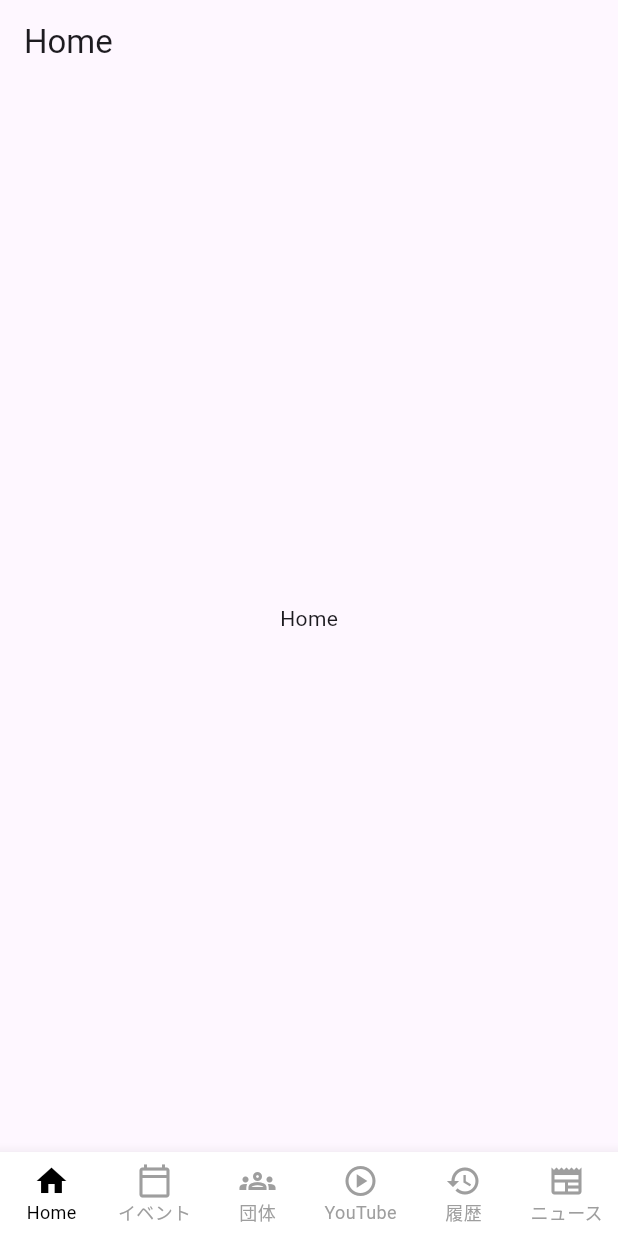
After one commit to morizo0123/wrestle-lab, a Flutter app: the screen it shows after launch, on a phone screen of 412 x 824 dp. The commit adds this screen. Run offline on Flutter 3.47's test engine with Material 3 defaults, Android fonts, the phone set to English and light mode, and no system bars; our stand-ins replace flutter_riverpod, riverpod_annotation; generated files the repository leaves out were written again.

```diff
--- a/lib/features/home/screens/home_screen.dart
+++ b/lib/features/home/screens/home_screen.dart
@@ -1,6 +1,12 @@
 import 'package:flutter/material.dart';
 import 'package:flutter_riverpod/flutter_riverpod.dart';
 import 'package:wrestle_lab/features/home/viewmodels/home_viewmodel.dart';
+import 'package:wrestle_lab/features/events/screens/events_screen.dart';
+import 'package:wrestle_lab/features/home/screens/home_tab_screen.dart';
+import 'package:wrestle_lab/features/my_history/screens/history_screen.dart';
+import 'package:wrestle_lab/features/news/screens/news_screen.dart';
+import 'package:wrestle_lab/features/organizations/screens/organizations_screen.dart';
+import 'package:wrestle_lab/features/youtube_search/screens/youtube_screen.dart';
 
 class HomeScreen extends ConsumerWidget {
   const HomeScreen({super.key});
@@ -16,12 +22,12 @@ class HomeScreen extends ConsumerWidget {
       body: IndexedStack(
         index: currentIndex,
         children: [
-          Center(child: Text('Home')),
-          Center(child: Text('イベント')),
-          Center(child: Text('団体')),
-          Center(child: Text('YouTube')),
-          Center(child: Text('履歴')),
-          Center(child: Text('ニュース')),
+          HomeTabScreen(),
+          EventsScreen(),
+          OrganizationsScreen(),
+          YoutubeScreen(),
+          HistoryScreen(),
+          NewsScreen(),
         ],
       ),
 
--- /dev/null
+++ b/lib/features/home/screens/home_tab_screen.dart
@@ -0,0 +1,12 @@
+import 'package:flutter/material.dart';
+
+class HomeTabScreen extends StatelessWidget {
+  const HomeTabScreen({super.key});
+
+  @override
+  Widget build(BuildContext context) {
+    return Scaffold(
+      body: Center(child: Text('Home')),
+    );
+  }
+}
```
Also changed, not shown: lib/features/events/screens/events_screen.dart (added, +12 -0 lines), lib/features/my_history/screens/history_screen.dart (added, +12 -0 lines), lib/features/news/screens/news_screen.dart (added, +12 -0 lines), lib/features/organizations/screens/organizations_screen.dart (added, +12 -0 lines), lib/features/youtube_search/screens/youtube_screen.dart (added, +12 -0 lines).
